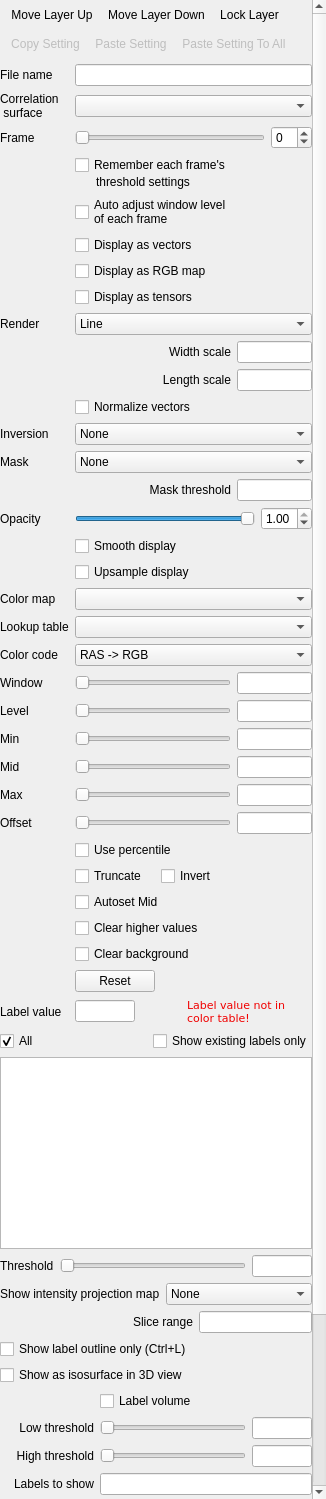
Above: freeview/PanelVolume.ui from freesurfer/freesurfer before the change. Below: the same form after it.
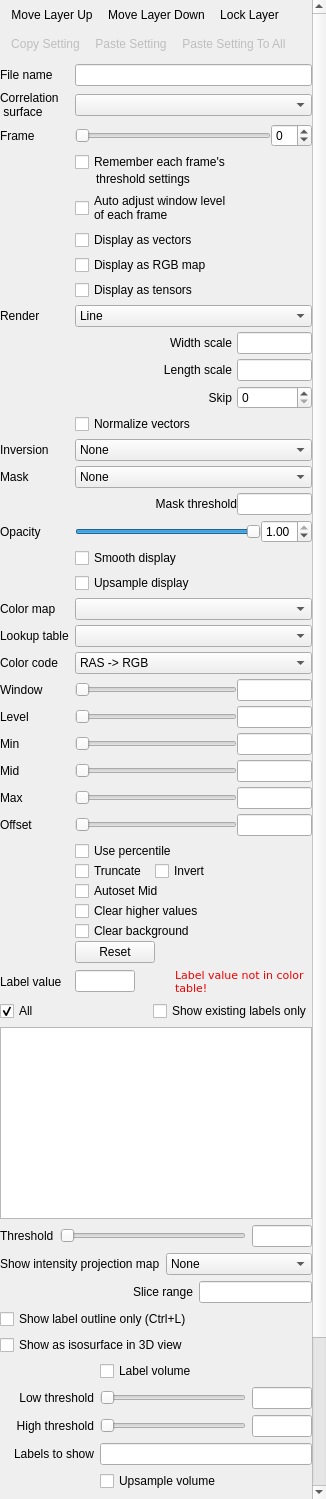
That is the form after the change. Icons and pictures are not drawn. Custom widgets are drawn as their Qt base class.

Commit message: Added option to skip voxels when displaying vectors

What changed in the file:
```diff
--- a/freeview/PanelVolume.ui
+++ b/freeview/PanelVolume.ui
@@ -28,7 +28,7 @@
      <x>0</x>
      <y>0</y>
      <width>312</width>
-     <height>1771</height>
+     <height>1769</height>
     </rect>
    </property>
    <layout class="QVBoxLayout" name="verticalLayout">
@@ -88,258 +88,13 @@
     </item>
     <item>
      <layout class="QGridLayout" name="gridLayout_2">
-      <item row="10" column="1">
-       <layout class="QHBoxLayout" name="horizontalLayout_8">
-        <item>
-         <spacer name="horizontalSpacer_6">
-          <property name="orientation">
-           <enum>Qt::Horizontal</enum>
-          </property>
-          <property name="sizeType">
-           <enum>QSizePolicy::MinimumExpanding</enum>
-          </property>
-          <property name="sizeHint" stdset="0">
-           <size>
-            <width>14</width>
-            <height>0</height>
-           </size>
-          </property>
-         </spacer>
-        </item>
-        <item>
-         <widget class="QLabel" name="labelVectorScale">
-          <property name="text">
-           <string>Length scale</string>
-          </property>
-          <property name="alignment">
-           <set>Qt::AlignRight|Qt::AlignTrailing|Qt::AlignVCenter</set>
-          </property>
-          <property name="margin">
-           <number>0</number>
-          </property>
-          <property name="indent">
-           <number>-1</number>
-          </property>
-         </widget>
-        </item>
-        <item>
-         <widget class="QLineEdit" name="lineEditVectorScale">
-          <property name="sizePolicy">
-           <sizepolicy hsizetype="Fixed" vsizetype="Fixed">
-            <horstretch>0</horstretch>
-            <verstretch>0</verstretch>
-           </sizepolicy>
-          </property>
-          <property name="maximumSize">
-           <size>
-            <width>75</width>
-            <height>16777215</height>
-           </size>
-          </property>
-         </widget>
-        </item>
-       </layout>
-      </item>
-      <item row="9" column="1">
-       <layout class="QHBoxLayout" name="horizontalLayout_22">
-        <item>
-         <spacer name="horizontalSpacer_11">
-          <property name="orientation">
-           <enum>Qt::Horizontal</enum>
-          </property>
-          <property name="sizeType">
-           <enum>QSizePolicy::MinimumExpanding</enum>
-          </property>
-          <property name="sizeHint" stdset="0">
-           <size>
-            <width>14</width>
-            <height>0</height>
-           </size>
-          </property>
-         </spacer>
-        </item>
-        <item>
-         <widget class="QLabel" name="labelVectorLineWidth">
-          <property name="text">
-           <string>Width scale</string>
-          </property>
-          <property name="alignment">
-           <set>Qt::AlignRight|Qt::AlignTrailing|Qt::AlignVCenter</set>
-          </property>
-          <property name="margin">
-           <number>0</number>
-          </property>
-          <property name="indent">
-           <number>-1</number>
-          </property>
-         </widget>
-        </item>
-        <item>
-         <widget class="QLineEdit" name="lineEditVectorLineWidth">
-          <property name="sizePolicy">
-           <sizepolicy hsizetype="Fixed" vsizetype="Fixed">
-            <horstretch>0</horstretch>
-            <verstretch>0</verstretch>
-           </sizepolicy>
-          </property>
-          <property name="maximumSize">
-           <size>
-            <width>75</width>
-            <height>16777215</height>
-           </size>
-          </property>
-         </widget>
-        </item>
-       </layout>
-      </item>
-      <item row="24" column="1">
-       <layout class="QHBoxLayout" name="horizontalLayout_6">
-        <item>
-         <widget class="QSlider" name="sliderWindow">
-          <property name="maximum">
-           <number>100</number>
-          </property>
-          <property name="orientation">
-           <enum>Qt::Horizontal</enum>
-          </property>
-         </widget>
-        </item>
-        <item>
-         <widget class="QLineEdit" name="lineEditWindow">
-          <property name="sizePolicy">
-           <sizepolicy hsizetype="Fixed" vsizetype="Fixed">
-            <horstretch>0</horstretch>
-            <verstretch>0</verstretch>
-           </sizepolicy>
-          </property>
-          <property name="maximumSize">
-           <size>
-            <width>75</width>
-            <height>16777215</height>
-           </size>
-          </property>
-         </widget>
-        </item>
-       </layout>
-      </item>
-      <item row="27" column="0">
-       <widget class="QLabel" name="labelMid">
-        <property name="text">
-         <string>Mid</string>
-        </property>
-       </widget>
-      </item>
-      <item row="25" column="1">
-       <layout class="QHBoxLayout" name="horizontalLayout_10">
-        <item>
-         <widget class="QSlider" name="sliderLevel">
-          <property name="maximum">
-           <number>100</number>
-          </property>
-          <property name="orientation">
-           <enum>Qt::Horizontal</enum>
-          </property>
-         </widget>
-        </item>
-        <item>
-         <widget class="QLineEdit" name="lineEditLevel">
-          <property name="sizePolicy">
-           <sizepolicy hsizetype="Fixed" vsizetype="Fixed">
-            <horstretch>0</horstretch>
-            <verstretch>0</verstretch>
-           </sizepolicy>
-          </property>
-          <property name="maximumSize">
-           <size>
-            <width>75</width>
-            <height>16777215</height>
-           </size>
-          </property>
-         </widget>
-        </item>
-       </layout>
-      </item>
-      <item row="24" column="0">
-       <widget class="QLabel" name="labelWindow">
-        <property name="text">
-         <string>Window</string>
-        </property>
-       </widget>
-      </item>
-      <item row="8" column="0">
-       <widget class="QLabel" name="labelRenderObject">
-        <property name="text">
-         <string>Render</string>
-        </property>
-       </widget>
-      </item>
-      <item row="8" column="1">
-       <widget class="QComboBox" name="comboBoxRenderObject">
-        <item>
-         <property name="text">
-          <string>Line</string>
-         </property>
-        </item>
-        <item>
-         <property name="text">
-          <string>Line with direction</string>
-         </property>
-        </item>
-        <item>
-         <property name="text">
-          <string>3D bar (slow!)</string>
-         </property>
-        </item>
-       </widget>
-      </item>
-      <item row="25" column="0">
-       <widget class="QLabel" name="labelLevel">
-        <property name="text">
-         <string>Level</string>
-        </property>
-       </widget>
-      </item>
-      <item row="2" column="1">
-       <layout class="QHBoxLayout" name="horizontalLayout">
-        <item>
-         <widget class="QSlider" name="sliderFrame">
-          <property name="maximum">
-           <number>100</number>
-          </property>
-          <property name="orientation">
-           <enum>Qt::Horizontal</enum>
-          </property>
-         </widget>
-        </item>
-        <item>
-         <widget class="QSpinBox" name="spinBoxFrame">
-          <property name="wrapping">
-           <bool>true</bool>
-          </property>
-          <property name="minimum">
-           <number>0</number>
-          </property>
-         </widget>
-        </item>
-       </layout>
+      <property name="verticalSpacing">
+       <number>5</number>
+      </property>
+      <item row="20" column="1">
+       <widget class="QComboBox" name="comboBoxColorMap"/>
       </item>
       <item row="13" column="1">
-       <widget class="QComboBox" name="comboBoxMask">
-        <item>
-         <property name="text">
-          <string>None</string>
-         </property>
-        </item>
-       </widget>
-      </item>
-      <item row="26" column="0">
-       <widget class="QLabel" name="labelMin">
-        <property name="text">
-         <string>Min</string>
-        </property>
-       </widget>
-      </item>
-      <item row="14" column="1">
        <layout class="QHBoxLayout" name="horizontalLayout_20">
         <item>
          <spacer name="horizontalSpacer_9">
@@ -396,24 +151,129 @@
         </property>
        </widget>
       </item>
+      <item row="5" column="1">
+       <widget class="QCheckBox" name="checkBoxDisplayVector">
+        <property name="text">
+         <string>Display as vectors</string>
+        </property>
+       </widget>
+      </item>
+      <item row="23" column="1">
+       <layout class="QHBoxLayout" name="horizontalLayout_6">
+        <item>
+         <widget class="QSlider" name="sliderWindow">
+          <property name="maximum">
+           <number>100</number>
+          </property>
+          <property name="orientation">
+           <enum>Qt::Horizontal</enum>
+          </property>
+         </widget>
+        </item>
+        <item>
+         <widget class="QLineEdit" name="lineEditWindow">
+          <property name="sizePolicy">
+           <sizepolicy hsizetype="Fixed" vsizetype="Fixed">
+            <horstretch>0</horstretch>
+            <verstretch>0</verstretch>
+           </sizepolicy>
+          </property>
+          <property name="maximumSize">
+           <size>
+            <width>75</width>
+            <height>16777215</height>
+           </size>
+          </property>
+         </widget>
+        </item>
+       </layout>
+      </item>
       <item row="22" column="0">
-       <widget class="QLabel" name="labelLookUpTable">
+       <widget class="QLabel" name="labelDirectionCode">
         <property name="text">
-         <string>Lookup table</string>
+         <string>Color code</string>
         </property>
        </widget>
       </item>
-      <item row="12" column="0">
+      <item row="22" column="1">
+       <widget class="QComboBox" name="comboBoxDirectionCode">
+        <item>
+         <property name="text">
+          <string>RAS -&gt; RGB</string>
+         </property>
+        </item>
+        <item>
+         <property name="text">
+          <string>RAS -&gt; RBG</string>
+         </property>
+        </item>
+        <item>
+         <property name="text">
+          <string>RAS -&gt; GRB</string>
+         </property>
+        </item>
+        <item>
+         <property name="text">
+          <string>RAS -&gt; GBR</string>
+         </property>
+        </item>
+        <item>
+         <property name="text">
+          <string>RAS -&gt; BRG</string>
+         </property>
+        </item>
+        <item>
+         <property name="text">
+          <string>RAS -&gt; BGR</string>
+         </property>
+        </item>
+       </widget>
+      </item>
+      <item row="23" column="0">
+       <widget class="QLabel" name="labelWindow">
+        <property name="text">
+         <string>Window</string>
+        </property>
+       </widget>
+      </item>
+      <item row="2" column="1">
+       <layout class="QHBoxLayout" name="horizontalLayout">
+        <item>
+         <widget class="QSlider" name="sliderFrame">
+          <property name="maximum">
+           <number>100</number>
+          </property>
+          <property name="orientation">
+           <enum>Qt::Horizontal</enum>
+          </property>
+         </widget>
+        </item>
+        <item>
+         <widget class="QSpinBox" name="spinBoxFrame">
+          <property name="wrapping">
+           <bool>true</bool>
+          </property>
+          <property name="minimum">
+           <number>0</number>
+          </property>
+         </widget>
+        </item>
+       </layout>
+      </item>
+      <item row="21" column="1">
+       <widget class="QComboBox" name="comboBoxLookUpTable"/>
+      </item>
+      <item row="11" column="0">
        <widget class="QLabel" name="labelInversion">
         <property name="text">
          <string>Inversion</string>
         </property>
        </widget>
       </item>
-      <item row="29" column="1">
-       <layout class="QHBoxLayout" name="horizontalLayout_14">
+      <item row="26" column="1">
+       <layout class="QHBoxLayout" name="horizontalLayout_7">
         <item>
-         <widget class="QSlider" name="sliderOffset">
+         <widget class="QSlider" name="sliderMid">
           <property name="maximum">
            <number>100</number>
           </property>
@@ -423,7 +283,7 @@
          </widget>
         </item>
         <item>
-         <widget class="QLineEdit" name="lineEditOffset">
+         <widget class="QLineEdit" name="lineEditMid">
           <property name="sizePolicy">
            <sizepolicy hsizetype="Fixed" vsizetype="Fixed">
             <horstretch>0</horstretch>
@@ -440,36 +300,305 @@
         </item>
        </layout>
       </item>
-      <item row="0" column="0">
-       <widget class="QLabel" name="labelFileName">
-        <property name="text">
-         <string>File name</string>
-        </property>
-       </widget>
-      </item>
-      <item row="2" column="0">
-       <widget class="QLabel" name="labelFrame">
-        <property name="text">
-         <string>Frame</string>
-        </property>
-       </widget>
-      </item>
-      <item row="1" column="0">
-       <widget class="QLabel" name="labelCorrelationSurface">
-        <property name="text">
-         <string>Correlation
- surface</string>
-        </property>
-       </widget>
-      </item>
       <item row="21" column="0">
+       <widget class="QLabel" name="labelLookUpTable">
+        <property name="text">
+         <string>Lookup table</string>
+        </property>
+       </widget>
+      </item>
+      <item row="24" column="1">
+       <layout class="QHBoxLayout" name="horizontalLayout_10">
+        <item>
+         <widget class="QSlider" name="sliderLevel">
+          <property name="maximum">
+           <number>100</number>
+          </property>
+          <property name="orientation">
+           <enum>Qt::Horizontal</enum>
+          </property>
+         </widget>
+        </item>
+        <item>
+         <widget class="QLineEdit" name="lineEditLevel">
+          <property name="sizePolicy">
+           <sizepolicy hsizetype="Fixed" vsizetype="Fixed">
+            <horstretch>0</horstretch>
+            <verstretch>0</verstretch>
+           </sizepolicy>
+          </property>
+          <property name="maximumSize">
+           <size>
+            <width>75</width>
+            <height>16777215</height>
+           </size>
+          </property>
+         </widget>
+        </item>
+       </layout>
+      </item>
+      <item row="27" column="0">
+       <widget class="QLabel" name="labelMax">
+        <property name="text">
+         <string>Max</string>
+        </property>
+       </widget>
+      </item>
+      <item row="11" column="1">
+       <widget class="QComboBox" name="comboBoxInversion">
+        <item>
+         <property name="text">
+          <string>None</string>
+         </property>
+        </item>
+        <item>
+         <property name="text">
+          <string>Invert X</string>
+         </property>
+        </item>
+        <item>
+         <property name="text">
+          <string>Invert Y</string>
+         </property>
+        </item>
+        <item>
+         <property name="text">
+          <string>Invert Z</string>
+         </property>
+        </item>
+       </widget>
+      </item>
+      <item row="25" column="0">
+       <widget class="QLabel" name="labelMin">
+        <property name="text">
+         <string>Min</string>
+        </property>
+       </widget>
+      </item>
+      <item row="18" column="1">
+       <widget class="QCheckBox" name="checkBoxSmooth">
+        <property name="text">
+         <string>Smooth display</string>
+        </property>
+       </widget>
+      </item>
+      <item row="20" column="0">
        <widget class="QLabel" name="labelColorMap">
         <property name="text">
          <string>Color map</string>
         </property>
        </widget>
       </item>
-      <item row="30" column="1">
+      <item row="0" column="1">
+       <widget class="QLineEdit" name="lineEditFileName">
+        <property name="readOnly">
+         <bool>true</bool>
+        </property>
+       </widget>
+      </item>
+      <item row="3" column="1">
+       <layout class="QVBoxLayout" name="verticalLayout_2">
+        <property name="spacing">
+         <number>0</number>
+        </property>
+        <item>
+         <widget class="QCheckBox" name="checkBoxRememberFrame">
+          <property name="text">
+           <string>Remember each frame's</string>
+          </property>
+         </widget>
+        </item>
+        <item>
+         <widget class="QLabel" name="labelRememberFrame">
+          <property name="sizePolicy">
+           <sizepolicy hsizetype="Preferred" vsizetype="Preferred">
+            <horstretch>1</horstretch>
+            <verstretch>0</verstretch>
+           </sizepolicy>
+          </property>
+          <property name="text">
+           <string>threshold settings</string>
+          </property>
+          <property name="wordWrap">
+           <bool>true</bool>
+          </property>
+          <property name="indent">
+           <number>21</number>
+          </property>
+         </widget>
+        </item>
+       </layout>
+      </item>
+      <item row="28" column="0">
+       <widget class="QLabel" name="labelOffset">
+        <property name="text">
+         <string>Offset</string>
+        </property>
+       </widget>
+      </item>
+      <item row="8" column="1">
+       <widget class="QComboBox" name="comboBoxRenderObject">
+        <item>
+         <property name="text">
+          <string>Line</string>
+         </property>
+        </item>
+        <item>
+         <property name="text">
+          <string>Line with direction</string>
+         </property>
+        </item>
+        <item>
+         <property name="text">
+          <string>3D bar (slow!)</string>
+         </property>
+        </item>
+       </widget>
+      </item>
+      <item row="1" column="1">
+       <widget class="QComboBox" name="comboBoxCorrelationSurface"/>
+      </item>
+      <item row="8" column="0">
+       <widget class="QLabel" name="labelRenderObject">
+        <property name="text">
+         <string>Render</string>
+        </property>
+       </widget>
+      </item>
+      <item row="9" column="1">
+       <layout class="QGridLayout" name="gridLayout_4">
+        <property name="spacing">
+         <number>5</number>
+        </property>
+        <item row="1" column="2">
+         <widget class="QLineEdit" name="lineEditVectorScale">
+          <property name="sizePolicy">
+           <sizepolicy hsizetype="Fixed" vsizetype="Fixed">
+            <horstretch>0</horstretch>
+            <verstretch>0</verstretch>
+           </sizepolicy>
+          </property>
+          <property name="maximumSize">
+           <size>
+            <width>75</width>
+            <height>16777215</height>
+           </size>
+          </property>
+         </widget>
+        </item>
+        <item row="0" column="2">
+         <widget class="QLineEdit" name="lineEditVectorLineWidth">
+          <property name="sizePolicy">
+           <sizepolicy hsizetype="Fixed" vsizetype="Fixed">
+            <horstretch>0</horstretch>
+            <verstretch>0</verstretch>
+           </sizepolicy>
+          </property>
+          <property name="maximumSize">
+           <size>
+            <width>75</width>
+            <height>16777215</height>
+           </size>
+          </property>
+         </widget>
+        </item>
+        <item row="1" column="1">
+         <widget class="QLabel" name="labelVectorScale">
+          <property name="text">
+           <string>Length scale</string>
+          </property>
+          <property name="alignment">
+           <set>Qt::AlignRight|Qt::AlignTrailing|Qt::AlignVCenter</set>
+          </property>
+          <property name="margin">
+           <number>0</number>
+          </property>
+          <property name="indent">
+           <number>-1</number>
+          </property>
+         </widget>
+        </item>
+        <item row="0" column="0">
+         <spacer name="horizontalSpacer_11">
+          <property name="orientation">
+           <enum>Qt::Horizontal</enum>
+          </property>
+          <property name="sizeType">
+           <enum>QSizePolicy::MinimumExpanding</enum>
+          </property>
+          <property name="sizeHint" stdset="0">
+           <size>
+            <width>14</width>
+            <height>0</height>
+           </size>
+          </property>
+         </spacer>
+        </item>
+        <item row="0" column="1">
+         <widget class="QLabel" name="labelVectorLineWidth">
+          <property name="text">
+           <string>Width scale</string>
+          </property>
+          <property name="alignment">
+           <set>Qt::AlignRight|Qt::AlignTrailing|Qt::AlignVCenter</set>
+          </property>
+          <property name="margin">
+           <number>0</number>
+          </property>
+          <property name="indent">
+           <number>-1</number>
+          </property>
+         </widget>
+        </item>
+        <item row="2" column="1">
+         <widget class="QLabel" name="labelVectorSkip">
+          <property name="text">
+           <string>Skip</string>
+          </property>
+          <property name="alignment">
+           <set>Qt::AlignRight|Qt::AlignTrailing|Qt::AlignVCenter</set>
+          </property>
+          <property name="margin">
+           <number>0</number>
+          </property>
+          <property name="indent">
+           <number>-1</number>
+          </property>
+         </widget>
+        </item>
+        <item row="2" column="2">
+         <widget class="QSpinBox" name="spinBoxVectorSkip">
+          <property name="maximumSize">
+           <size>
+            <width>75</width>
+            <height>16777215</height>
+           </size>
+          </property>
+          <property name="wrapping">
+           <bool>false</bool>
+          </property>
+          <property name="minimum">
+           <number>0</number>
+          </property>
+         </widget>
+        </item>
+       </layout>
+      </item>
+      <item row="0" column="0">
+       <widget class="QLabel" name="labelFileName">
+        <property name="text">
+         <string>File name</string>
+        </property>
+       </widget>
+      </item>
+      <item row="17" column="0">
+       <widget class="QLabel" name="labelOpacity">
+        <property name="text">
+         <string>Opacity</string>
+        </property>
+       </widget>
+      </item>
+      <item row="29" column="1">
        <layout class="QGridLayout" name="gridLayout">
         <item row="1" column="0">
          <widget class="QCheckBox" name="checkBoxTruncate">
@@ -535,121 +664,6 @@
         </item>
        </layout>
       </item>
-      <item row="28" column="0">
-       <widget class="QLabel" name="labelMax">
-        <property name="text">
-         <string>Max</string>
-        </property>
-       </widget>
-      </item>
-      <item row="22" column="1">
-       <widget class="QComboBox" name="comboBoxLookUpTable"/>
-      </item>
-      <item row="20" column="1">
-       <widget class="QCheckBox" name="checkBoxUpsample">
-        <property name="text">
-         <string>Upsample display</string>
-        </property>
-       </widget>
-      </item>
-      <item row="23" column="1">
-       <widget class="QComboBox" name="comboBoxDirectionCode">
-        <item>
-         <property name="text">
-          <string>RAS -&gt; RGB</string>
-         </property>
-        </item>
-        <item>
-         <property name="text">
-          <string>RAS -&gt; RBG</string>
-         </property>
-        </item>
-        <item>
-         <property name="text">
-          <string>RAS -&gt; GRB</string>
-         </property>
-        </item>
-        <item>
-         <property name="text">
-          <string>RAS -&gt; GBR</string>
-         </property>
-        </item>
-        <item>
-         <property name="text">
-          <string>RAS -&gt; BRG</string>
-         </property>
-        </item>
-        <item>
-         <property name="text">
-          <string>RAS -&gt; BGR</string>
-         </property>
-        </item>
-       </widget>
-      </item>
-      <item row="6" column="1">
-       <widget class="QCheckBox" name="checkBoxDisplayRGB">
-        <property name="text">
-         <string>Display as RGB map</string>
-        </property>
-       </widget>
-      </item>
-      <item row="3" column="1">
-       <layout class="QVBoxLayout" name="verticalLayout_2">
-        <property name="spacing">
-         <number>0</number>
-        </property>
-        <item>
-         <widget class="QCheckBox" name="checkBoxRememberFrame">
-          <property name="text">
-           <string>Remember each frame's</string>
-          </property>
-         </widget>
-        </item>
-        <item>
-         <widget class="QLabel" name="labelRememberFrame">
-          <property name="sizePolicy">
-           <sizepolicy hsizetype="Preferred" vsizetype="Preferred">
-            <horstretch>1</horstretch>
-            <verstretch>0</verstretch>
-           </sizepolicy>
-          </property>
-          <property name="text">
-           <string>threshold settings</string>
-          </property>
-          <property name="wordWrap">
-           <bool>true</bool>
-          </property>
-          <property name="indent">
-           <number>21</number>
-          </property>
-         </widget>
-        </item>
-       </layout>
-      </item>
-      <item row="0" column="1">
-       <widget class="QLineEdit" name="lineEditFileName">
-        <property name="readOnly">
-         <bool>true</bool>
-        </property>
-       </widget>
-      </item>
-      <item row="5" column="1">
-       <widget class="QCheckBox" name="checkBoxDisplayVector">
-        <property name="text">
-         <string>Display as vectors</string>
-        </property>
-       </widget>
-      </item>
-      <item row="19" column="1">
-       <widget class="QCheckBox" name="checkBoxSmooth">
-        <property name="text">
-         <string>Smooth display</string>
-        </property>
-       </widget>
-      </item>
-      <item row="1" column="1">
-       <widget class="QComboBox" name="comboBoxCorrelationSurface"/>
-      </item>
       <item row="7" column="1">
        <widget class="QCheckBox" name="checkBoxDisplayTensor">
         <property name="text">
@@ -657,92 +671,50 @@
         </property>
        </widget>
       </item>
-      <item row="31" column="0">
-       <widget class="QLabel" name="labelBrushValue">
+      <item row="24" column="0">
+       <widget class="QLabel" name="labelLevel">
         <property name="text">
-         <string>Label value</string>
+         <string>Level</string>
         </property>
        </widget>
       </item>
-      <item row="27" column="1">
-       <layout class="QHBoxLayout" name="horizontalLayout_7">
-        <item>
-         <widget class="QSlider" name="sliderMid">
-          <property name="maximum">
-           <number>100</number>
-          </property>
-          <property name="orientation">
-           <enum>Qt::Horizontal</enum>
-          </property>
-         </widget>
-        </item>
-        <item>
-         <widget class="QLineEdit" name="lineEditMid">
-          <property name="sizePolicy">
-           <sizepolicy hsizetype="Fixed" vsizetype="Fixed">
-            <horstretch>0</horstretch>
-            <verstretch>0</verstretch>
-           </sizepolicy>
-          </property>
-          <property name="maximumSize">
-           <size>
-            <width>75</width>
-            <height>16777215</height>
-           </size>
-          </property>
-         </widget>
-        </item>
-       </layout>
+      <item row="26" column="0">
+       <widget class="QLabel" name="labelMid">
+        <property name="text">
+         <string>Mid</string>
+        </property>
+       </widget>
       </item>
-      <item row="23" column="0">
-       <widget class="QLabel" name="labelDirectionCode">
+      <item row="2" column="0">
+       <widget class="QLabel" name="labelFrame">
         <property name="text">
-         <string>Color code</string>
+         <string>Frame</string>
         </property>
        </widget>
       </item>
-      <item row="12" column="1">
-       <widget class="QComboBox" name="comboBoxInversion">
-        <item>
-         <property name="text">
-          <string>None</string>
-         </property>
-        </item>
-        <item>
-         <property name="text">
-          <string>Invert X</string>
-         </property>
-        </item>
-        <item>
-         <property name="text">
-          <string>Invert Y</string>
-         </property>
-        </item>
-        <item>
-         <property name="text">
-          <string>Invert Z</string>
-         </property>
-        </item>
+      <item row="6" column="1">
+       <widget class="QCheckBox" name="checkBoxDisplayRGB">
+        <property name="text">
+         <string>Display as RGB map</string>
+        </property>
        </widget>
       </item>
-      <item row="13" column="0">
+      <item row="12" column="0">
        <widget class="QLabel" name="labelMask">
         <property name="text">
          <string>Mask</string>
         </property>
        </widget>
       </item>
-      <item row="21" column="1">
-       <widget class="QComboBox" name="comboBoxColorMap"/>
-      </item>
-      <item row="29" column="0">
-       <widget class="QLabel" name="labelOffset">
+      <item row="1" column="0">
+       <widget class="QLabel" name="labelCorrelationSurface">
         <property name="text">
-         <string>Offset</string>
+         <string>Correlation
+ surface</string>
         </property>
        </widget>
       </item>
-      <item row="26" column="1">
+      <item row="25" column="1">
        <layout class="QHBoxLayout" name="horizontalLayout_9">
         <item>
          <widget class="QSlider" name="sliderMin">
@@ -772,7 +744,14 @@
         </item>
        </layout>
       </item>
-      <item row="28" column="1">
+      <item row="30" column="0">
+       <widget class="QLabel" name="labelBrushValue">
+        <property name="text">
+         <string>Label value</string>
+        </property>
+       </widget>
+      </item>
+      <item row="27" column="1">
        <layout class="QHBoxLayout" name="horizontalLayout_11">
         <item>
          <widget class="QSlider" name="sliderMax">
@@ -802,7 +781,90 @@
         </item>
        </layout>
       </item>
-      <item row="31" column="1">
+      <item row="19" column="1">
+       <widget class="QCheckBox" name="checkBoxUpsample">
+        <property name="text">
+         <string>Upsample display</string>
+        </property>
+       </widget>
+      </item>
+      <item row="28" column="1">
+       <layout class="QHBoxLayout" name="horizontalLayout_14">
+        <item>
+         <widget class="QSlider" name="sliderOffset">
+          <property name="maximum">
+           <number>100</number>
+          </property>
+          <property name="orientation">
+           <enum>Qt::Horizontal</enum>
+          </property>
+         </widget>
+        </item>
+        <item>
+         <widget class="QLineEdit" name="lineEditOffset">
+          <property name="sizePolicy">
+           <sizepolicy hsizetype="Fixed" vsizetype="Fixed">
+            <horstretch>0</horstretch>
+            <verstretch>0</verstretch>
+           </sizepolicy>
+          </property>
+          <property name="maximumSize">
+           <size>
+            <width>75</width>
+            <height>16777215</height>
+           </size>
+          </property>
+         </widget>
+        </item>
+       </layout>
+      </item>
+      <item row="17" column="1">
+       <layout class="QHBoxLayout" name="horizontalLayout_2">
+        <item>
+         <widget class="QSlider" name="sliderOpacity">
+          <property name="maximum">
+           <number>100</number>
+          </property>
+          <property name="value">
+           <number>100</number>
+          </property>
+          <property name="orientation">
+           <enum>Qt::Horizontal</enum>
+          </property>
+         </widget>
+        </item>
+        <item>
+         <widget class="QDoubleSpinBox" name="doubleSpinBoxOpacity">
+          <property name="maximum">
+           <double>1.000000000000000</double>
+          </property>
+          <property name="singleStep">
+           <double>0.100000000000000</double>
+          </property>
+          <property name="value">
+           <double>1.000000000000000</double>
+          </property>
+         </widget>
+        </item>
+       </layout>
+      </item>
+      <item row="10" column="1">
+       <widget class="QCheckBox" name="checkBoxNormalizeVectors">
+        <property name="text">
+         <string>Normalize vectors</string>
+        </property>
+       </widget>
+      </item>
+      <item row="12" column="1">
+       <widget class="QComboBox" name="comboBoxMask">
+        <item>
+         <property name="text">
+          <string>None</string>
+         </property>
+        </item>
+       </widget>
+      </item>
+      <item row="30" column="1">
        <layout class="QHBoxLayout" name="horizontalLayout_17">
         <item>
          <widget class="QLineEdit" name="lineEditBrushValue">
@@ -879,50 +941,6 @@
         </item>
        </layout>
       </item>
-      <item row="18" column="0">
-       <widget class="QLabel" name="labelOpacity">
-        <property name="text">
-         <string>Opacity</string>
-        </property>
-       </widget>
-      </item>
-      <item row="18" column="1">
-       <layout class="QHBoxLayout" name="horizontalLayout_2">
-        <item>
-         <widget class="QSlider" name="sliderOpacity">
-          <property name="maximum">
-           <number>100</number>
-          </property>
-          <property name="value">
-           <number>100</number>
-          </property>
-          <property name="orientation">
-           <enum>Qt::Horizontal</enum>
-          </property>
-         </widget>
-        </item>
-        <item>
-         <widget class="QDoubleSpinBox" name="doubleSpinBoxOpacity">
-          <property name="maximum">
-           <double>1.000000000000000</double>
-          </property>
-          <property name="singleStep">
-           <double>0.100000000000000</double>
-          </property>
-          <property name="value">
-           <double>1.000000000000000</double>
-          </property>
-         </widget>
-        </item>
-       </layout>
-      </item>
-      <item row="11" column="1">
-       <widget class="QCheckBox" name="checkBoxNormalizeVectors">
-        <property name="text">
-         <string>Normalize vectors</string>
-        </property>
-       </widget>
-      </item>
      </layout>
     </item>
     <item>
```
Left out of the diff: 10 changed lines with no effect on the pictures. The commit also changes 7 other files.
